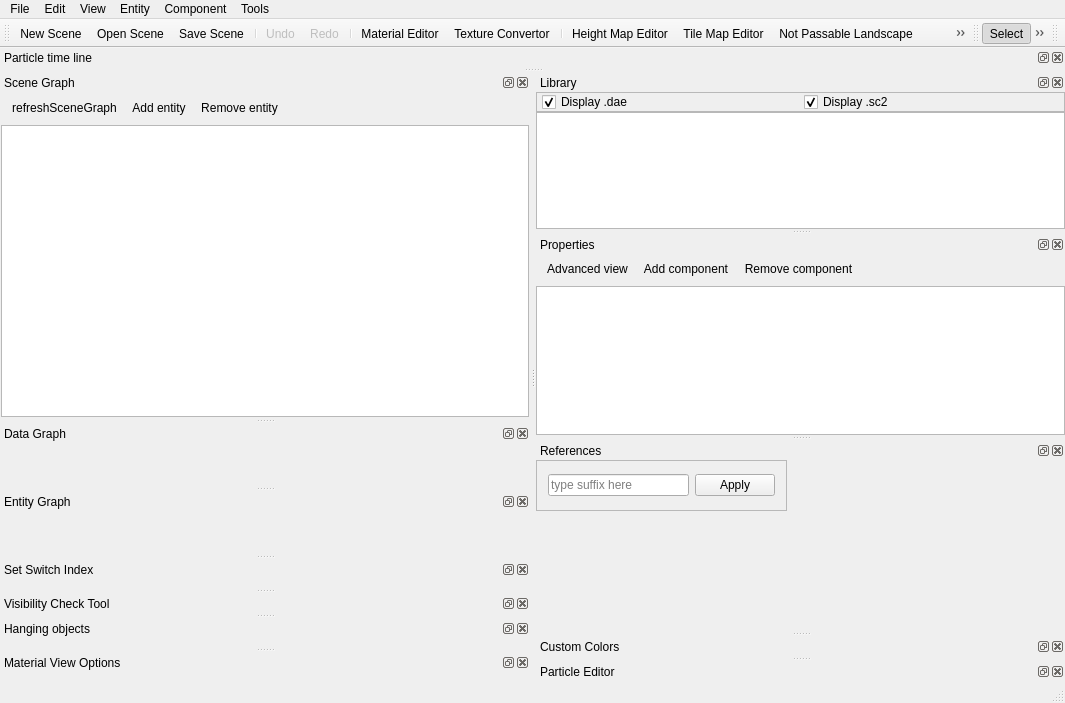
Before: the Qt Designer form Tools/ResourceEditor/DataQt/mainwindow.ui in xaoctech/dava.engine, drawn with Qt 5.
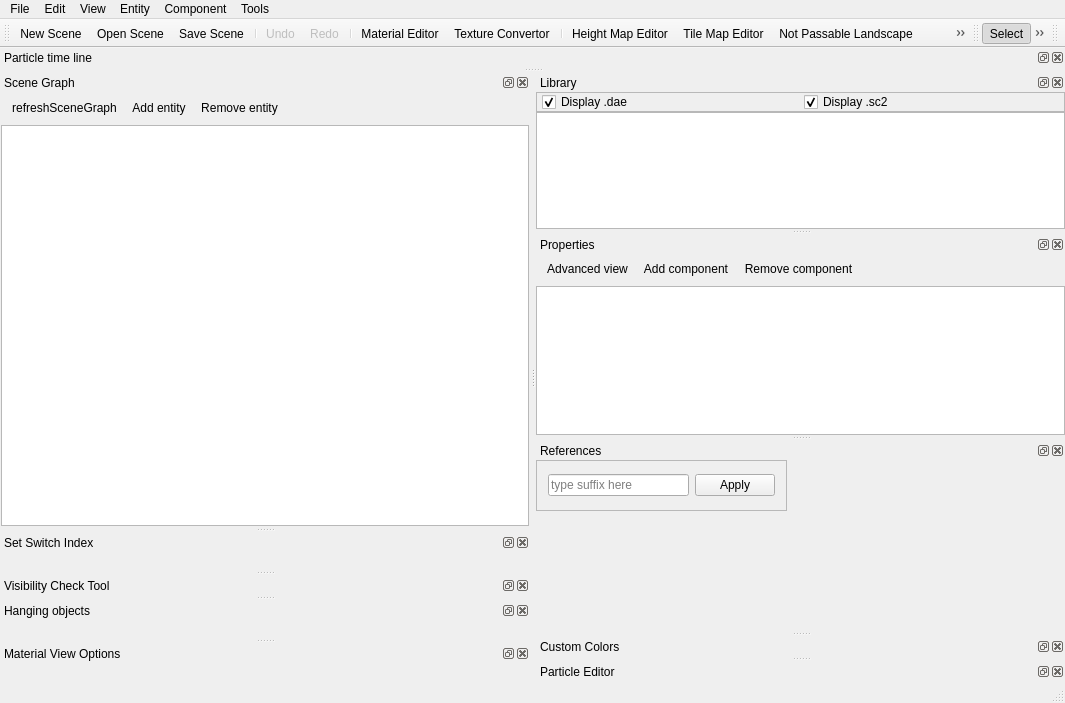
After: the same form once the commit is applied. Icons and pictures are not drawn. Custom widgets are drawn as their Qt base class.

Commit message: [DF-981] Removed unused docks

```diff
--- a/Tools/ResourceEditor/DataQt/mainwindow.ui
+++ b/Tools/ResourceEditor/DataQt/mainwindow.ui
@@ -141,21 +141,6 @@
     </layout>
    </widget>
   </widget>
-  <widget class="QDockWidget" name="dockDataGraph">
-   <property name="minimumSize">
-    <size>
-     <width>150</width>
-     <height>42</height>
-    </size>
-   </property>
-   <property name="windowTitle">
-    <string>Data Graph</string>
-   </property>
-   <attribute name="dockWidgetArea">
-    <number>1</number>
-   </attribute>
-   <widget class="QWidget" name="dataGraphBody"/>
-  </widget>
   <widget class="QDockWidget" name="dockLibrary">
    <property name="minimumSize">
     <size>
@@ -331,21 +316,6 @@
     </layout>
    </widget>
   </widget>
-  <widget class="QDockWidget" name="dockEntities">
-   <property name="minimumSize">
-    <size>
-     <width>150</width>
-     <height>42</height>
-    </size>
-   </property>
-   <property name="windowTitle">
-    <string>Entity Graph</string>
-   </property>
-   <attribute name="dockWidgetArea">
-    <number>1</number>
-   </attribute>
-   <widget class="QWidget" name="entityBody"/>
-  </widget>
   <widget class="QToolBar" name="mainToolBar">
    <property name="windowTitle">
     <string>Tool Bar</string>
```
The commit also changes 2 other files.
